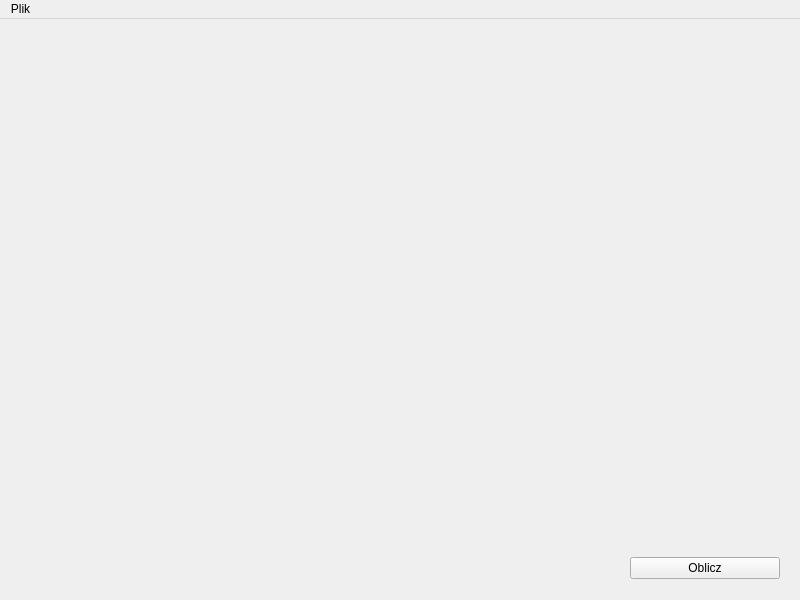
Above: mainwindow.ui from jedrek1993/PlanowanieRuchu before the change. Below: the same form after it.
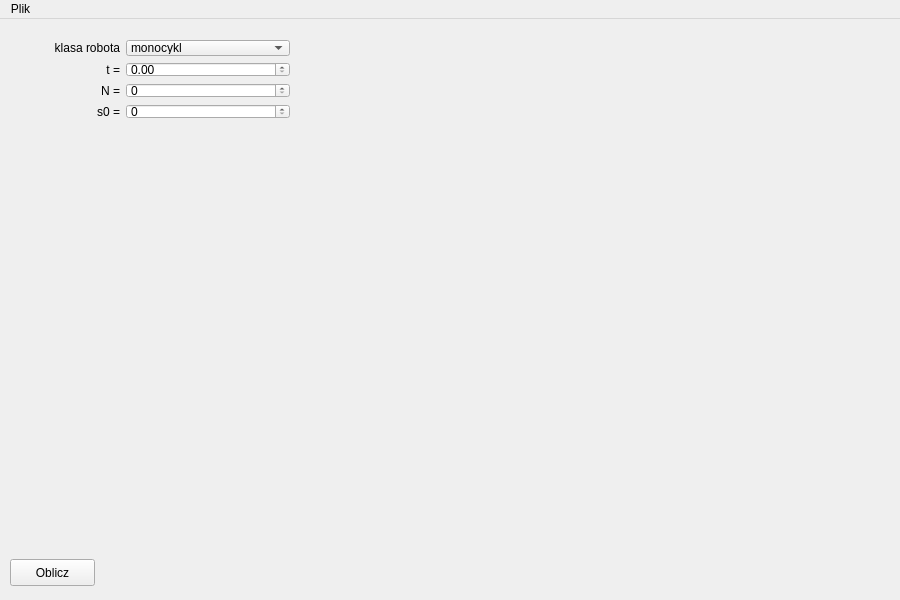
That is the form after the change.

Diff of the .ui file:
```diff
--- a/mainwindow.ui
+++ b/mainwindow.ui
@@ -6,7 +6,7 @@
    <rect>
     <x>0</x>
     <y>0</y>
-    <width>800</width>
+    <width>900</width>
     <height>600</height>
    </rect>
   </property>
@@ -18,13 +18,13 @@
   </property>
   <property name="minimumSize">
    <size>
-    <width>800</width>
+    <width>900</width>
     <height>600</height>
    </size>
   </property>
   <property name="maximumSize">
    <size>
-    <width>800</width>
+    <width>900</width>
     <height>600</height>
    </size>
   </property>
@@ -32,68 +32,123 @@
    <string>MainWindow</string>
   </property>
   <widget class="QWidget" name="centralWidget">
-   <widget class="QWidget" name="verticalLayoutWidget">
+   <widget class="QPushButton" name="buttonOblicz">
+    <property name="geometry">
+     <rect>
+      <x>10</x>
+      <y>540</y>
+      <width>85</width>
+      <height>27</height>
+     </rect>
+    </property>
+    <property name="text">
+     <string>Oblicz</string>
+    </property>
+   </widget>
+   <widget class="QWidget" name="gridLayoutWidget">
     <property name="geometry">
      <rect>
       <x>10</x>
       <y>10</y>
-      <width>781</width>
-      <height>561</height>
+      <width>291</width>
+      <height>101</height>
      </rect>
     </property>
-    <layout class="QVBoxLayout" name="verticalLayout">
-     <item>
-      <spacer name="verticalSpacer">
-       <property name="orientation">
-        <enum>Qt::Vertical</enum>
+    <layout class="QGridLayout" name="gridLayout">
+     <item row="0" column="0">
+      <widget class="QLabel" name="label">
+       <property name="text">
+        <string>klasa robota</string>
        </property>
-       <property name="sizeHint" stdset="0">
-        <size>
-         <width>20</width>
-         <height>40</height>
-        </size>
+       <property name="alignment">
+        <set>Qt::AlignRight|Qt::AlignTrailing|Qt::AlignVCenter</set>
        </property>
-      </spacer>
+      </widget>
      </item>
-     <item>
-      <layout class="QHBoxLayout" name="horizontalLayout">
+     <item row="1" column="0">
+      <widget class="QLabel" name="label_2">
+       <property name="text">
+        <string>              t =</string>
+       </property>
+       <property name="alignment">
+        <set>Qt::AlignRight|Qt::AlignTrailing|Qt::AlignVCenter</set>
+       </property>
+      </widget>
+     </item>
+     <item row="1" column="1">
+      <widget class="QDoubleSpinBox" name="doubleSpinBox">
+       <property name="singleStep">
+        <double>0.010000000000000</double>
+       </property>
+      </widget>
+     </item>
+     <item row="0" column="1">
+      <widget class="QComboBox" name="comboBox">
        <item>
-        <spacer name="horizontalSpacer">
-         <property name="orientation">
-          <enum>Qt::Horizontal</enum>
-         </property>
-         <property name="sizeHint" stdset="0">
-          <size>
-           <width>40</width>
-           <height>20</height>
-          </size>
-         </property>
-        </spacer>
+        <property name="text">
+         <string>monocykl</string>
+        </property>
        </item>
        <item>
-        <widget class="QPushButton" name="buttonOblicz">
-         <property name="minimumSize">
-          <size>
-           <width>150</width>
-           <height>0</height>
-          </size>
-         </property>
-         <property name="text">
-          <string>Oblicz</string>
-         </property>
-        </widget>
+        <property name="text">
+         <string>samochód kinematyczny</string>
+        </property>
        </item>
-      </layout>
+      </widget>
+     </item>
+     <item row="2" column="0">
+      <widget class="QLabel" name="label_3">
+       <property name="text">
+        <string>N =</string>
+       </property>
+       <property name="alignment">
+        <set>Qt::AlignRight|Qt::AlignTrailing|Qt::AlignVCenter</set>
+       </property>
+      </widget>
+     </item>
+     <item row="2" column="1">
+      <widget class="QSpinBox" name="spinBox">
+       <property name="maximum">
+        <number>100</number>
+       </property>
+      </widget>
+     </item>
+     <item row="3" column="0">
+      <widget class="QLabel" name="label_5">
+       <property name="text">
+        <string>s0 =</string>
+       </property>
+       <property name="alignment">
+        <set>Qt::AlignRight|Qt::AlignTrailing|Qt::AlignVCenter</set>
+       </property>
+      </widget>
+     </item>
+     <item row="3" column="1">
+      <widget class="QSpinBox" name="spinBox_2">
+       <property name="maximum">
+        <number>400</number>
+       </property>
+      </widget>
      </item>
     </layout>
    </widget>
+   <widget class="QWidget" name="wykres" native="true">
+    <property name="geometry">
+     <rect>
+      <x>310</x>
+      <y>20</y>
+      <width>581</width>
+      <height>551</height>
+     </rect>
+    </property>
+   </widget>
   </widget>
   <widget class="QMenuBar" name="menuBar">
    <property name="geometry">
     <rect>
      <x>0</x>
      <y>0</y>
-     <width>800</width>
+     <width>900</width>
      <height>18</height>
     </rect>
    </property>
```
